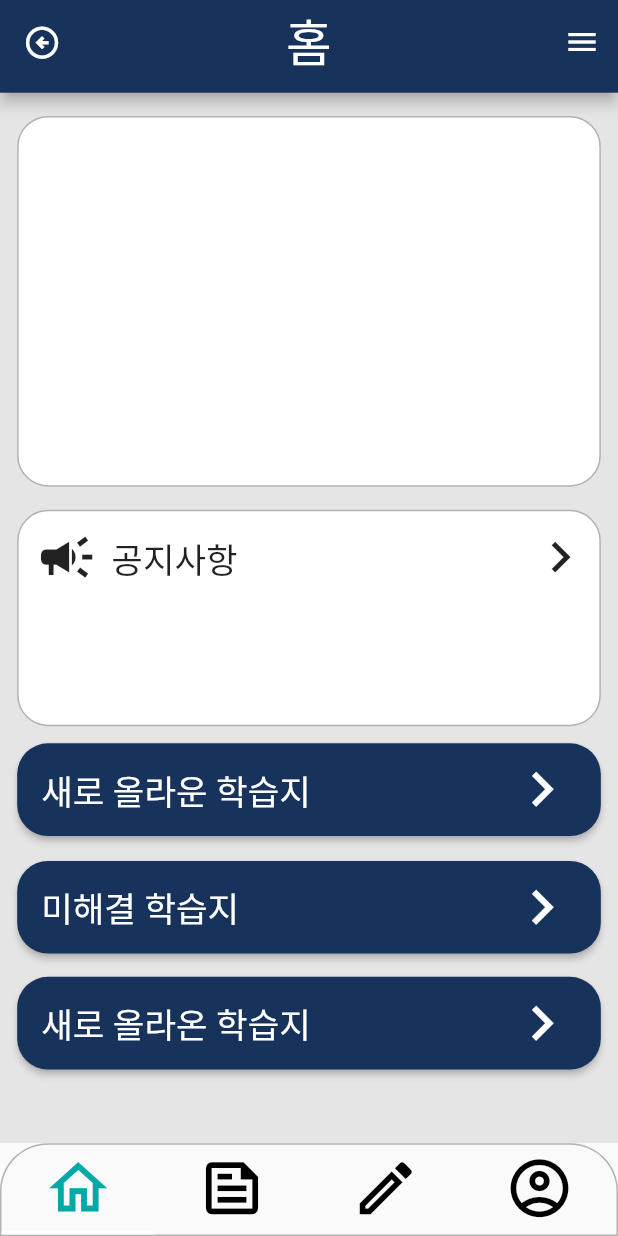
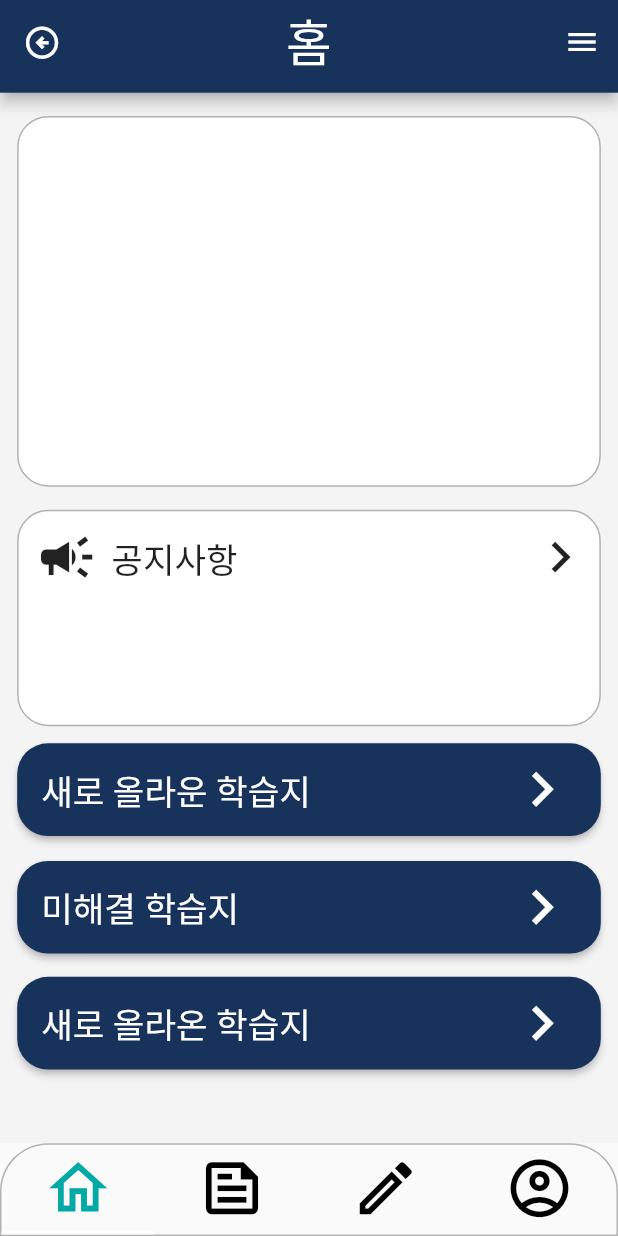
Before and after one commit to BSSMflat/BSSMflat-App, a Flutter app: the screen it shows after launch, on a phone screen of 412 x 824 dp. Run offline on Flutter 3.47's test engine with Material 2 defaults, Android fonts, the phone set to English and light mode, and no system bars; our stand-ins replace flutter_screenutil.

Commit message:
[UPDATE] backgroundcolor

```diff
--- a/lib/screen/home_screen.dart
+++ b/lib/screen/home_screen.dart
@@ -1,3 +1,4 @@
+import 'package:bssmflat/common/common.dart';
 import 'package:flutter/material.dart';
 import 'package:flutter_screenutil/flutter_screenutil.dart';
 
@@ -25,7 +26,7 @@ class _HomeState extends State<Home> {
   @override
   Widget build(BuildContext context) {
     return Scaffold(
-      backgroundColor: const Color(0xffE5E5E5),
+      backgroundColor: CommonColor.gray01,
       appBar: PreferredSize(
         preferredSize: Size.fromHeight(60.h),
         child: AppBar(
```
